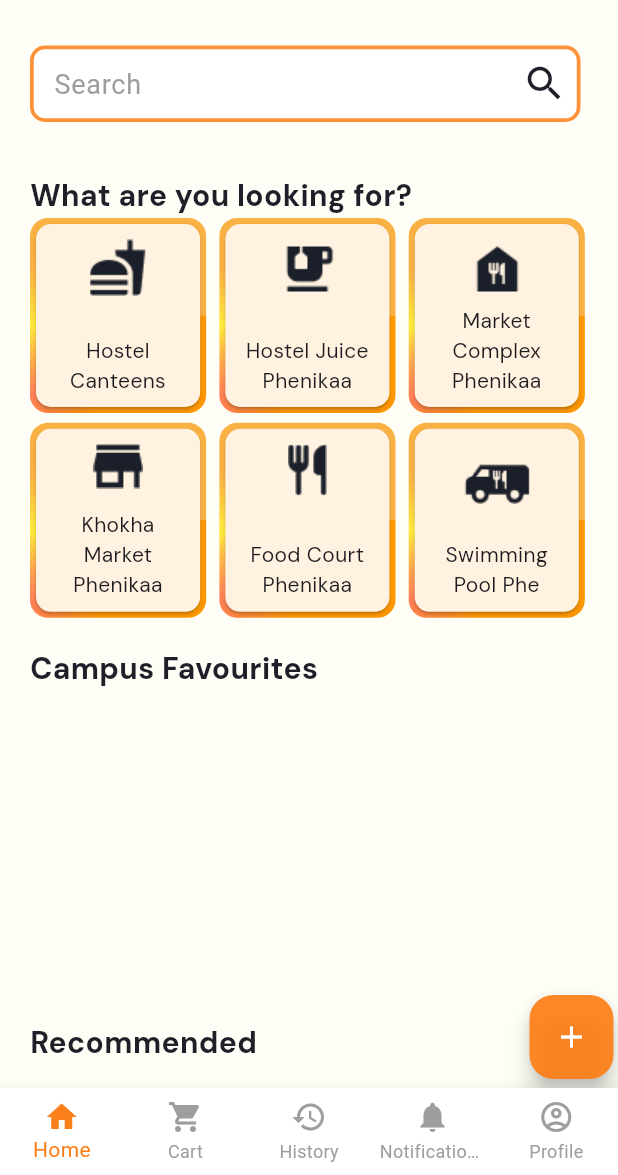
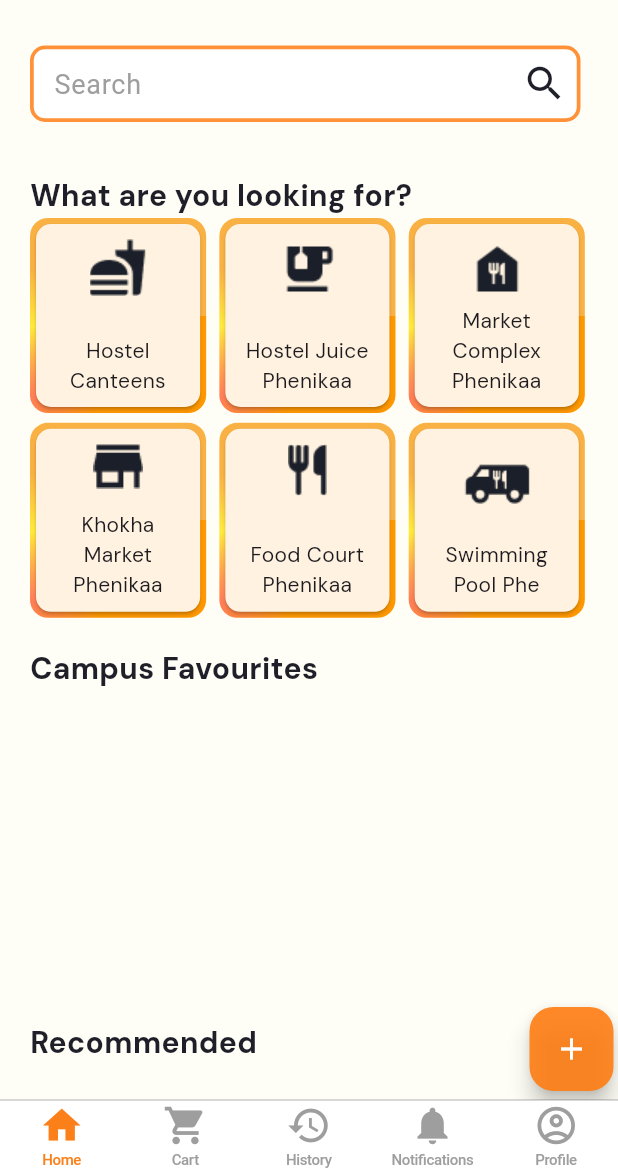
Before and after one commit to Vudangkhoa0910/Campus_Meal, a Flutter app: the HomeScreen screen opened directly with empty values, on a phone screen of 412 x 824 dp, the part 61-1236 px from its top. Run offline on Flutter 3.47's test engine with Material 3 defaults, Android fonts, the phone set to English and light mode, and no system bars; our stand-ins replace cloud_firestore, dropdown_button2, firebase_auth, firebase_core, firebase_storage, flutter_map and 9 more; accounts and stored records are empty.

Commit message:
Update home_screen v10

```diff
--- a/lib/screens/home_screen.dart
+++ b/lib/screens/home_screen.dart
@@ -5,6 +5,7 @@
 import 'package:campus_catalogue/screens/api_chart.dart';
 import 'package:campus_catalogue/screens/cart.dart';
 import 'package:campus_catalogue/screens/history_user_page.dart';
+import 'package:campus_catalogue/screens/map_screen.dart';
 // import 'package:campus_catalogue/screens/map_screen.dart';
 import 'package:campus_catalogue/screens/ntf_user_page.dart';
 import 'package:campus_catalogue/screens/profile_use_page.dart';
@@ -15,6 +16,7 @@
 import 'package:cloud_firestore/cloud_firestore.dart';
 import 'package:campus_catalogue/constants/colors.dart';
 import 'package:campus_catalogue/constants/typography.dart';
+import 'package:flutter/cupertino.dart';
 
 class ShopHeader extends StatelessWidget {
   final String name;
@@ -692,6 +694,7 @@
 class _HomeScreenState extends State<HomeScreen> {
   int _selectedIndex = 0;
   bool _isExpanded = false;
+  final PageController _pageController = PageController();
 
   final List<String> _titles = [
     "Explore IITG",
@@ -716,17 +719,16 @@
         .orderBy("rating", descending: true)
         .limit(10)
         .get();
-    return shops.docs; // Có thể trả về thẳng docs thay vì thêm vào list tmp.
+    return shops.docs;
   }
 
-  // Method to open the chat window
   void _openChatWindow() {
     showModalBottomSheet(
       context: context,
       isScrollControlled: true,
       builder: (BuildContext context) {
         return FractionallySizedBox(
-          heightFactor: 0.8, // Adjust the height as needed
+          heightFactor: 0.8,
           child: FoodChatScreen(),
         );
       },
@@ -734,12 +736,12 @@
   }
 
   void _openMap() {
-    // Navigator.push(
-    //   // context,
-    //   // MaterialPageRoute(
-    //   //   builder: (context) => MapScreen(),
-    //   // ),
-    // );
+    Navigator.push(
+      context,
+      MaterialPageRoute(
+        builder: (context) => MapScreen(),
+      ),
+    );
   }
 
   @override
@@ -761,18 +763,24 @@
         backgroundColor: AppColors.backgroundYellow,
         elevation: 0,
         centerTitle: true,
-        title: Text(_titles[_selectedIndex],
-            style: AppTypography.textMd.copyWith(
-                fontSize: 20,
-                fontWeight: FontWeight.w700,
-                color: AppColors.backgroundOrange)),
+        title: Text(
+          _titles[_selectedIndex],
+          style: AppTypography.textMd.copyWith(
+              fontSize: 20,
+              fontWeight: FontWeight.w700,
+              color: AppColors.backgroundOrange),
+        ),
       ),
       backgroundColor: AppColors.backgroundYellow,
       body: Stack(
         children: [
-          // Main content of the screen
-          IndexedStack(
-            index: _selectedIndex,
+          PageView(
+            controller: _pageController,
+            onPageChanged: (index) {
+              setState(() {
+                _selectedIndex = index;
+              });
+            },
             children: [
               SingleChildScrollView(
                 child: Column(
@@ -789,7 +797,7 @@
                           return AutoScrollShopList(
                             shops: campusFavs,
                             buyer: widget.buyer,
-                          ); // Thay thế ShopCardWrapper
+                          );
                         } else {
                           return const CircularProgressIndicator(
                               color: AppColors.backgroundOrange);
@@ -802,12 +810,11 @@
                       builder: (BuildContext context,
                           AsyncSnapshot<List<dynamic>> snapshot) {
                         if (snapshot.hasData) {
-                          // Đảo ngược thứ tự danh sách
                           final campusFavs = snapshot.data!.reversed.toList();
                           return AutoScrollShopList(
                             shops: campusFavs,
                             buyer: widget.buyer,
-                          ); // Thay thế ShopCardWrapper
+                          );
                         } else {
                           return const CircularProgressIndicator(
                             color: AppColors.backgroundOrange,
@@ -824,7 +831,6 @@
               ProfileUsePage(key: _profileKey, buyer: widget.buyer),
             ],
           ),
-          // Positioned chat icon in the bottom-right corner
           Positioned(
             bottom: 6,
             right: 3,
@@ -850,7 +856,6 @@
                   width: _isExpanded ? 60 : 0,
                   child: _isExpanded
                       ? SingleChildScrollView(
-                          // Thêm SingleChildScrollView
                           child: Column(
                             mainAxisSize: MainAxisSize.min,
                             children: [
@@ -876,16 +881,15 @@
                         )
                       : const SizedBox.shrink(),
                 ),
-                const SizedBox(
-                    height: 10), // Space between container and toggle button
+                const SizedBox(height: 10),
                 FloatingActionButton(
                   onPressed: () {
                     setState(() {
                       _isExpanded = !_isExpanded;
                     });
                   },
-                  backgroundColor: const Color.fromRGBO(255, 125, 19, 1)
-                      .withOpacity(0.9), // Thay 0.5 bằng giá trị mờ bạn muốn
+                  backgroundColor:
+                      const Color.fromRGBO(255, 125, 19, 1).withOpacity(0.9),
                   child: Icon(
                     _isExpanded ? Icons.close : Icons.add,
                     color: Colors.white,
@@ -896,11 +900,10 @@
           ),
         ],
       ),
-      bottomNavigationBar: BottomNavigationBar(
-        type: BottomNavigationBarType.fixed,
+      bottomNavigationBar: CupertinoTabBar(
         backgroundColor: Colors.white,
-        selectedItemColor: AppColors.backgroundOrange,
-        unselectedItemColor: Colors.grey,
+        activeColor: AppColors.backgroundOrange,
+        inactiveColor: Colors.grey,
         items: const <BottomNavigationBarItem>[
           BottomNavigationBarItem(
             icon: Icon(Icons.home),
@@ -928,23 +931,11 @@
           setState(() {
             _selectedIndex = index;
           });
-          switch (index) {
-            case 0:
-              // Tùy chọn: Reload trang Home nếu cần
-              break;
-            case 1:
-              // _cartKey.currentState?.reloadData();
-              break;
-            case 2:
-              _historyKey.currentState?.reloadData();
-              break;
-            case 3:
-              //
-              break;
-            case 4:
-              //
-              break;
-          }
+          _pageController.animateToPage(
+            index,
+            duration: const Duration(milliseconds: 300),
+            curve: Curves.easeInOut,
+          );
         },
       ),
     );
```
